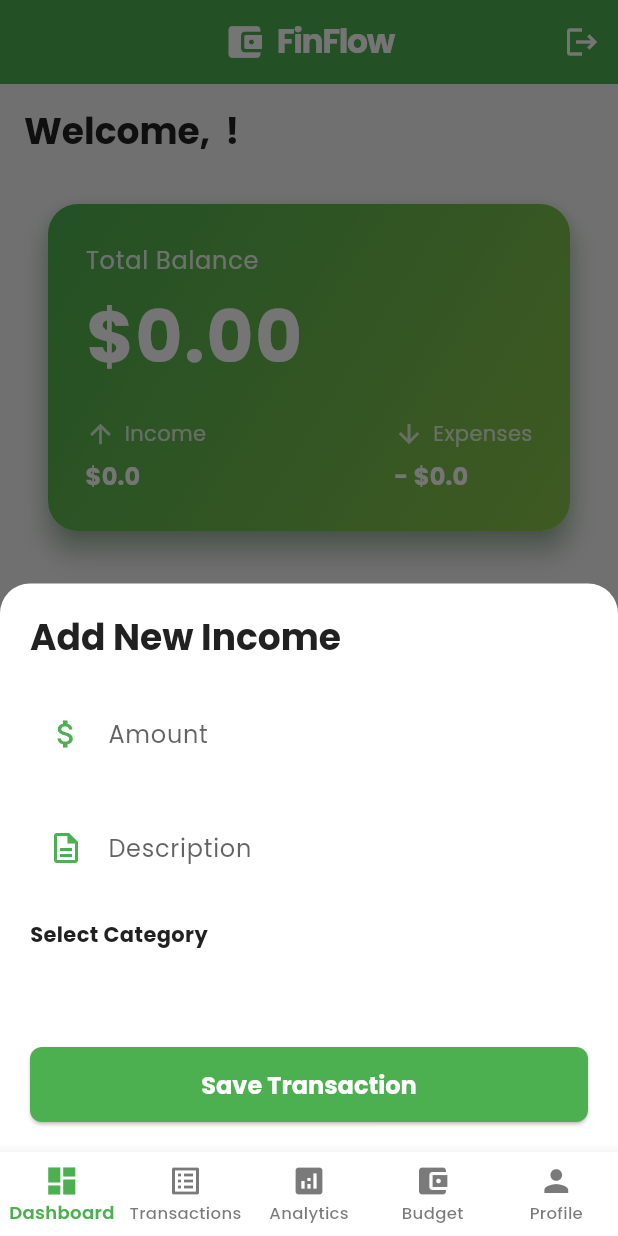
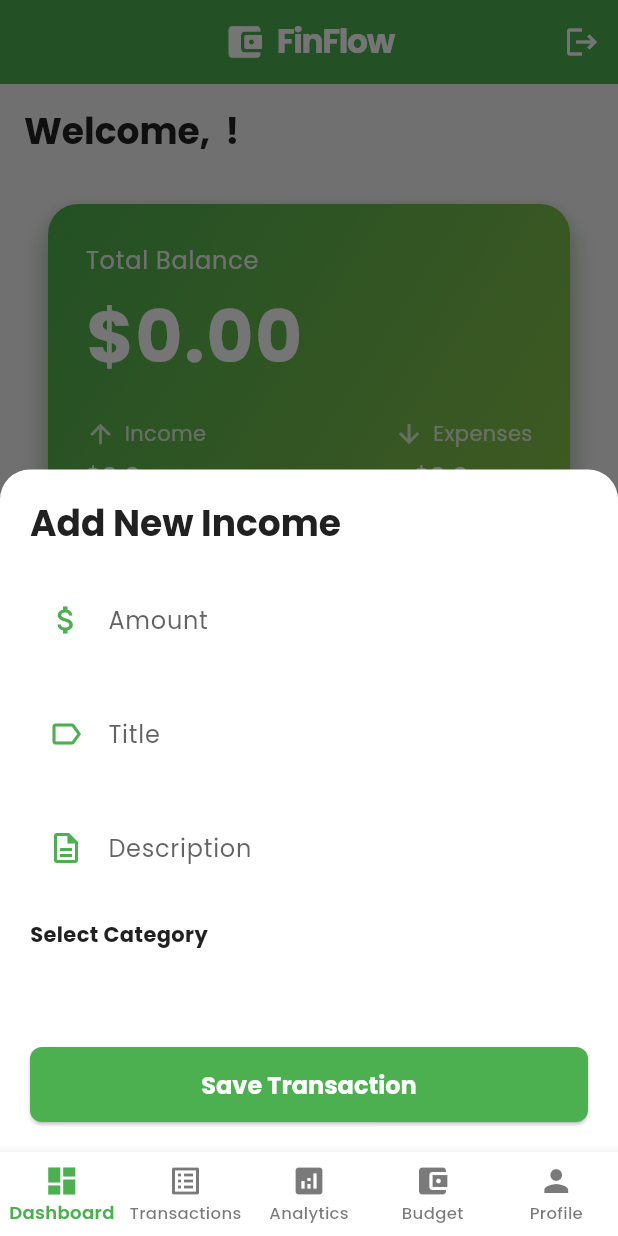
Before and after one commit to hewageumesha/Personal-Finance-Budgeting-System, a Flutter app: the screen it shows once a user with an empty profile is signed in, after a tap on the "add" icon, on a phone screen of 412 x 824 dp. Run offline on Flutter 3.47's test engine with Material 3 defaults, Android fonts, the phone set to English and light mode, and no system bars; our stand-ins replace firebase_auth, firebase_core, go_router, google_fonts, sqflite; accounts and stored records are empty; generated files the repository leaves out were written again.

Commit message:
Show dynamic icons for specific category ✅

```diff
--- a/lib/core/db/db_helper.dart
+++ b/lib/core/db/db_helper.dart
@@ -1,4 +1,3 @@
-import 'package:flutter/cupertino.dart';
 import 'package:sqflite/sqflite.dart';
 import 'package:path/path.dart';
 
@@ -20,6 +19,7 @@ class DatabaseHelper {
 
   Future<Database> initDatabase() async {
     String path = join(await getDatabasesPath(), 'finflow.db');
+
     // callback func , passing a function
     return await openDatabase(path, version: 1, onCreate: _createDb);
   }
@@ -52,6 +52,7 @@ class DatabaseHelper {
       CREATE TABLE transactions(
         tid TEXT PRIMARY KEY,
         amount REAL not null,
+        title text not null,
         description text,
         date text not null,
         category_id TEXT NOT NULL,
--- a/lib/features/dashboard/presentation/widgets/add_transaction_bottom_sheet.dart
+++ b/lib/features/dashboard/presentation/widgets/add_transaction_bottom_sheet.dart
@@ -18,6 +18,7 @@ class AddTransactionBottomSheet extends StatefulWidget {
 class _AddTransactionBottomSheetState extends State<AddTransactionBottomSheet> {
   final _amountController = TextEditingController();
   final _descriptionController = TextEditingController();
+  final _titleController = TextEditingController();
   String? _selectedCategoryId;
 
   @override
@@ -61,6 +62,22 @@ class _AddTransactionBottomSheetState extends State<AddTransactionBottomSheet> {
                   OutlineInputBorder(borderRadius: BorderRadius.circular(12)),
             ),
           ),
+
+          const SizedBox(
+            height: 20,
+          ),
+
+          // Description
+          TextField(
+            controller: _titleController,
+            keyboardType: TextInputType.text,
+            decoration: InputDecoration(
+                prefixIcon: Icon(Icons.label_outline, color: themeColor),
+                labelText: "Title",
+                border: OutlineInputBorder(
+                    borderRadius: BorderRadius.circular(12))),
+          ),
+
           const SizedBox(
             height: 20,
           ),
@@ -123,13 +140,15 @@ class _AddTransactionBottomSheetState extends State<AddTransactionBottomSheet> {
             child: ElevatedButton(
               onPressed: () {
                 final tx = TransactionEntity(
-                    tid: 'tx${DateTime.now().millisecondsSinceEpoch.toString()}',
+                    tid:
+                        'tx${DateTime.now().millisecondsSinceEpoch.toString()}',
                     amount: double.parse(_amountController.text) *
                         (widget.isExpense ? -1 : 1),
                     cid: _selectedCategoryId.toString(),
                     date: DateTime.now(),
                     description: _descriptionController.text,
-                    userUid: uid as String);
+                    userUid: uid as String,
+                    title: _titleController.text);
 
                 financeProvider.addTransaction(tx);
 
--- a/lib/features/dashboard/presentation/widgets/recent_transaction.dart
+++ b/lib/features/dashboard/presentation/widgets/recent_transaction.dart
@@ -1,6 +1,7 @@
 import 'package:flutter/material.dart';
 import 'package:go_router/go_router.dart';
 import 'package:path/path.dart';
+import 'package:personal_finance_budgeting_system/core/utils/category_icon_helper.dart';
 import 'package:personal_finance_budgeting_system/features/finance/presentation/provider/finance_provider.dart';
 import 'package:provider/provider.dart';
 import '../../../../shared/styles/app_colors.dart';
@@ -10,12 +11,13 @@ class RecentTransaction extends StatelessWidget {
 
   @override
   Widget build(BuildContext context) {
+    final provider = context.watch<FinanceProvider>();
+    final transactions = provider.transactions;
 
-    final provider = context.watch<FinanceProvider>();
-    final transactions =provider.transactions;
-
-    if(transactions.isEmpty) {
-      return const Center(child: Text("No Transactions yet Today"),);
+    if (transactions.isEmpty) {
+      return const Center(
+        child: Text("No Transactions yet Today"),
+      );
     }
 
     return Column(
@@ -35,7 +37,6 @@ class RecentTransaction extends StatelessWidget {
           physics: const NeverScrollableScrollPhysics(),
           itemCount: transactions.length > 5 ? 5 : transactions.length,
           itemBuilder: (context, index) {
-
             final tx = transactions[index];
             final isExpense = tx.amount < 0;
 
@@ -56,10 +57,14 @@ class RecentTransaction extends StatelessWidget {
 
                 // Icon in the recent transaction
                 leading: CircleAvatar(
-                  backgroundColor: AppColors.primaryColor.withOpacity(0.1),
-                  child: Icon(Icons.receipt_long, color: AppColors.primaryColor),
+                  backgroundColor:
+                      CategoryIconHelper.getIconColor(tx.categoryName),
+                  child: Icon(
+                    // 🟢 Use the utility class helper to get the icon based on category
+                    CategoryIconHelper.getIcon(tx.categoryName ?? ''),
+                    color: AppColors.primaryColor,
+                  ),
                 ),
-
 
                 // title: Text(index % 2 == 0 ? 'Groceries' : 'Dinner Out',
                 //     style: Theme.of(context)
@@ -67,15 +72,14 @@ class RecentTransaction extends StatelessWidget {
                 //         .titleMedium
                 //         ?.copyWith(fontWeight: FontWeight.bold)),
 
-                title: Text(tx.description ?? "Transaction", style: const TextStyle(fontWeight: FontWeight.bold)),
+                title: Text(tx.title ?? "Transaction",
+                    style: const TextStyle(fontWeight: FontWeight.bold)),
 
-                subtitle: Text(index % 2 == 0 ? 'Food & Drinks' : 'Dining',
+                subtitle: Text('${tx.categoryName}',
                     style: Theme.of(context)
                         .textTheme
                         .bodySmall
                         ?.copyWith(color: AppColors.grey600)),
-
-
 
                 // trailing: Text(
                 //   index % 2 == 0 ? '-\$55.00' : '-\$30.00',
@@ -91,10 +95,9 @@ class RecentTransaction extends StatelessWidget {
                   // 🟢 UX: Formatting with minus/plus and colors
                   "${isExpense ? '-' : '+'}\$${tx.amount.abs().toStringAsFixed(2)}",
                   style: TextStyle(
-                    color: isExpense ? AppColors.errorColor : Colors.green,
-                    fontWeight: FontWeight.bold,
-                    fontSize: 16
-                  ),
+                      color: isExpense ? AppColors.errorColor : Colors.green,
+                      fontWeight: FontWeight.bold,
+                      fontSize: 16),
                 ),
 
                 onTap: () {
--- a/lib/features/finance/data/model/transaction_model.dart
+++ b/lib/features/finance/data/model/transaction_model.dart
@@ -9,7 +9,9 @@ class TransactionModel extends TransactionEntity {
       required super.date,
       required super.description,
       required super.cid,
-      required super.userUid});
+      required super.userUid,
+      required super.title,
+      super.categoryName});
 
   // fromEntity
   factory TransactionModel.fromEntity(TransactionEntity entity) {
@@ -19,7 +21,9 @@ class TransactionModel extends TransactionEntity {
         date: entity.date,
         description: entity.description,
         cid: entity.cid,
-        userUid: entity.userUid);
+        userUid: entity.userUid,
+        title: entity.title,
+        categoryName: entity.categoryName);
   }
 
   // fetch from db
@@ -30,7 +34,9 @@ class TransactionModel extends TransactionEntity {
         date: DateTime.parse(map['date']),
         description: map['description'],
         cid: map['category_id'],
-        userUid: map['user_uid']);
+        userUid: map['user_uid'],
+        title: map['title'],
+        categoryName: map['categoryName']);
   }
 
   // convert category to map , for database operations
@@ -38,6 +44,7 @@ class TransactionModel extends TransactionEntity {
     return {
       'tid': tid,
       'amount': amount,
+      'title': title,
       'date': date.toIso8601String(),
       'description': description,
       'category_id': cid,
--- a/lib/features/finance/data/repositories/finance_repository_impl.dart
+++ b/lib/features/finance/data/repositories/finance_repository_impl.dart
@@ -92,4 +92,6 @@ class FinanceRepositoryImpl implements FinanceRepository {
       throw Exception(e);
     }
   }
+
+
 }
--- a/lib/features/finance/data/sources/local/finance_local_data.dart
+++ b/lib/features/finance/data/sources/local/finance_local_data.dart
@@ -73,12 +73,21 @@ class FinanceLocalData {
     try {
       final db = await _databaseHelper.db;
 
-      final List<Map<String, dynamic>>? maps = await db?.query(
-        'transactions',
-        where: 'user_uid = ?',
-        whereArgs: [uid],
-        orderBy: 'date DESC',
-      );
+      // old Query One
+      // final List<Map<String, dynamic>>? maps = await db?.query(
+      //   'transactions',
+      //   where: 'user_uid = ?',
+      //   whereArgs: [uid],
+      //   orderBy: 'date DESC',
+      // );
+
+      final List<Map<String, dynamic>>? maps = await db?.rawQuery('''
+        SELECT t.*, c.cname as categoryName
+        FROM transactions t
+        INNER JOIN categories c on t.category_id = c.cid
+        WHERE t.user_uid = ?
+        ORDER BY t.date DESC
+      ''', [uid]);
 
       List<TransactionModel> list = List.generate(maps!.length, (i) {
         return TransactionModel.fromMap(maps[i]);
@@ -152,5 +161,4 @@ class FinanceLocalData {
       throw Exception('failed to get total income $e');
     }
   }
-
 }
--- a/lib/features/finance/domain/entities/transaction_entity.dart
+++ b/lib/features/finance/domain/entities/transaction_entity.dart
@@ -1,12 +1,14 @@
 class TransactionEntity {
   final String tid;
+  final String title;
   final double amount;
   final DateTime date;
+  final String? categoryName;
   final String description;
   final String cid;
   final String userUid;
 
   TransactionEntity({
-    required this.tid, required this.amount, required this.date, required this.description, required this.cid, required this.userUid
+    required this.tid, required this.amount, required this.date, required this.description, required this.cid, required this.userUid, required this.title,this.categoryName
   });
 }
--- a/lib/features/finance/domain/repositories/finance_repository.dart
+++ b/lib/features/finance/domain/repositories/finance_repository.dart
@@ -8,6 +8,9 @@ abstract class FinanceRepository {
   Future<void> addCategory(CategoryEntity category);
 
   Future<void> removeCategory(String categoryId);
+
+
+
 
   // transaction related methods
   Future<List<TransactionEntity>> getTransactions(String uid);
--- a/lib/main.dart
+++ b/lib/main.dart
@@ -16,6 +16,11 @@ import 'firebase_options.dart';
 
 void main() async {
   WidgetsFlutterBinding.ensureInitialized();
+
+  // this one required to create the db;
+  final dbHelper = DatabaseHelper.instance;
+  await dbHelper.db;
+
 
   try {
     await Firebase.initializeApp(
```
Also changed, not shown: lib/core/utils/category_icon_helper.dart (added, +39 -0 lines).
